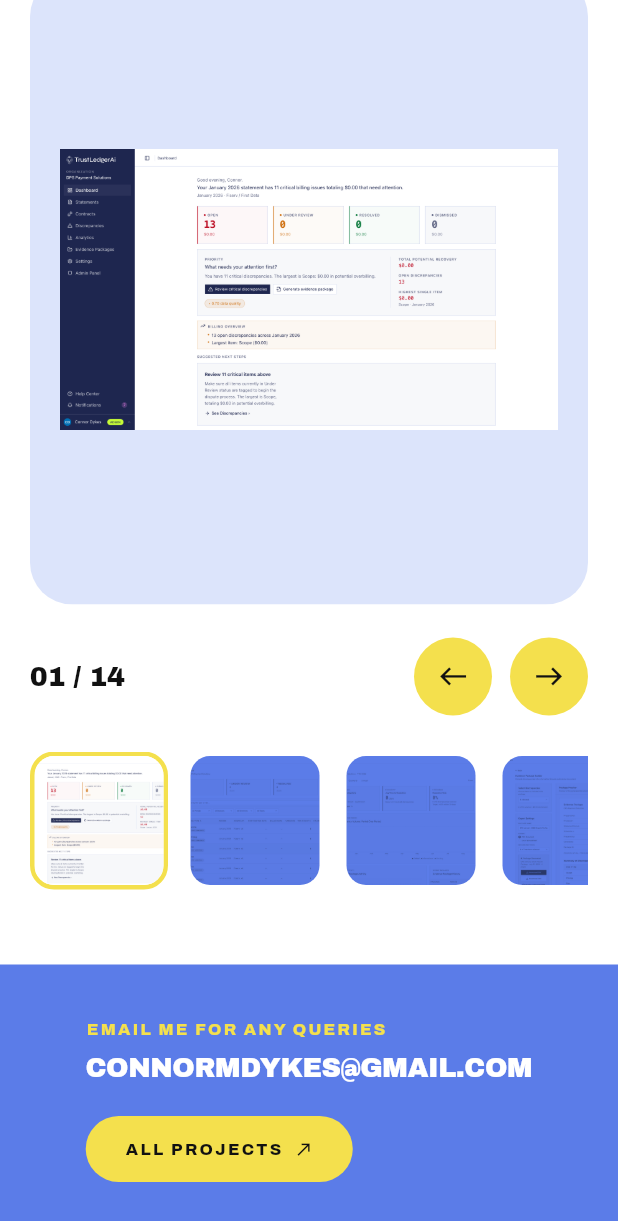
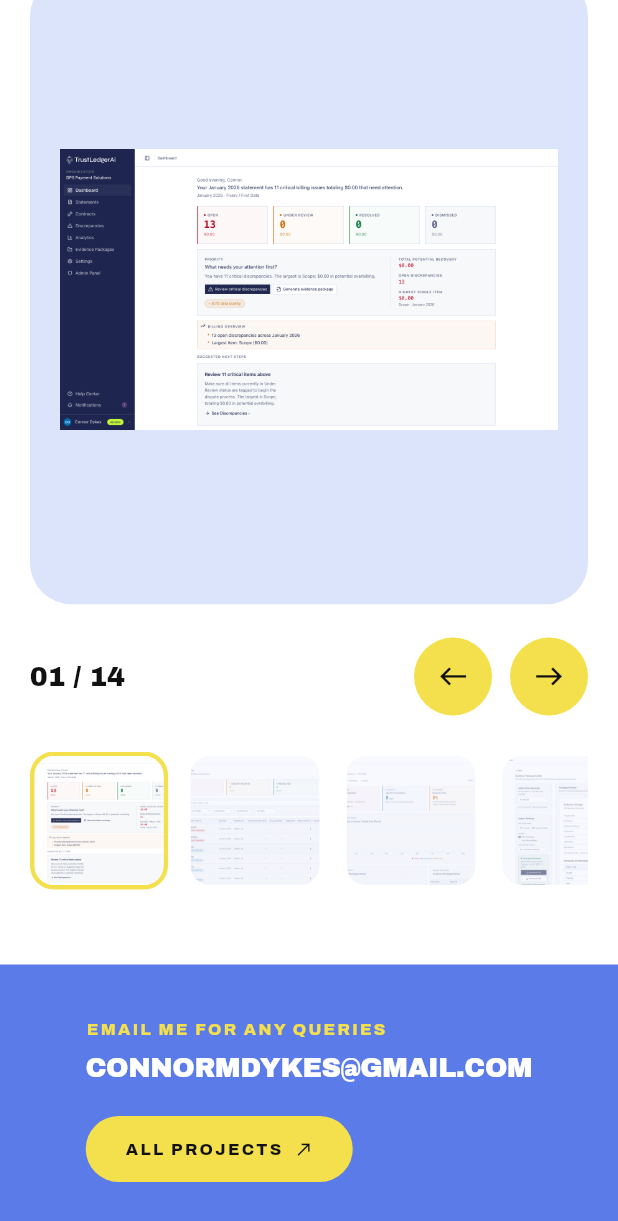
Before and after one commit to ConnorDykes/portfolio_website, a Flutter app: the BluepopProjectDetailPage screen opened directly with sample values from the repository, scrolled down 1041 dp, on a phone screen of 412 x 824 dp. Shown: the top 1221 px of the screen. Run offline on Flutter 3.47's test engine with Material 3 defaults, Android fonts, the phone set to English and light mode, and no system bars; our stand-ins replace font_awesome_flutter, google_fonts; missing offline and left inert: dart:html, enhance_stepper.

Commit message:
Full-color uncropped project previews; 6+ years experience
Co-Authored-By: Claude Fable 5 <noreply@anthropic.com>

```diff
--- a/lib/designs/portfolio_data.dart
+++ b/lib/designs/portfolio_data.dart
@@ -594,7 +594,7 @@ class PortfolioData {
   ];
 
   static const int projectCount = 18;
-  static const int yearsExperience = 4; // 2021 - present
+  static const int yearsExperience = 6; // 2020 - present
   static const int appsBuilt = 18;
   static const int platformCount = 6;
 }
--- a/lib/designs/ref1_bluepop/project_detail_page.dart
+++ b/lib/designs/ref1_bluepop/project_detail_page.dart
@@ -283,12 +283,15 @@ class _BluepopProjectDetailPageState extends State<BluepopProjectDetailPage> {
                           ),
                           child: ClipRRect(
                             borderRadius: BorderRadius.circular(13),
-                            child: selected
-                                ? Image.asset(_images[i],
-                                    fit: BoxFit.cover,
-                                    alignment: Alignment.topCenter)
-                                : DuotoneImage(
-                                    asset: _images[i], hoverReveal: false),
+                            child: Container(
+                              color: const Color(0xFFEDF1FC),
+                              child: Image.asset(_images[i],
+                                  fit: BoxFit.cover,
+                                  alignment: Alignment.topCenter,
+                                  opacity: selected
+                                      ? null
+                                      : const AlwaysStoppedAnimation(0.55)),
+                            ),
                           ),
                         ),
                       ),
```
Also changed, not shown: lib/designs/ref1_bluepop/home_page.dart (+8 -3 lines), design-reference.png (added).
